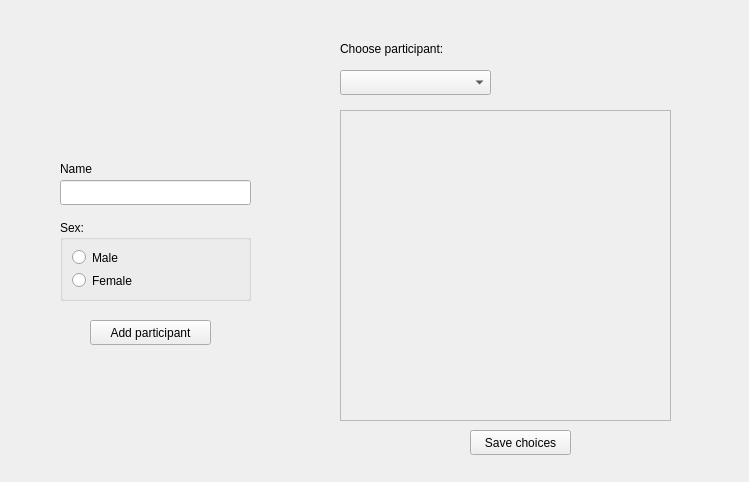
Old version of the form participants.ui in the repository Zasimovich5382/ETU-OOT-Sociometry.
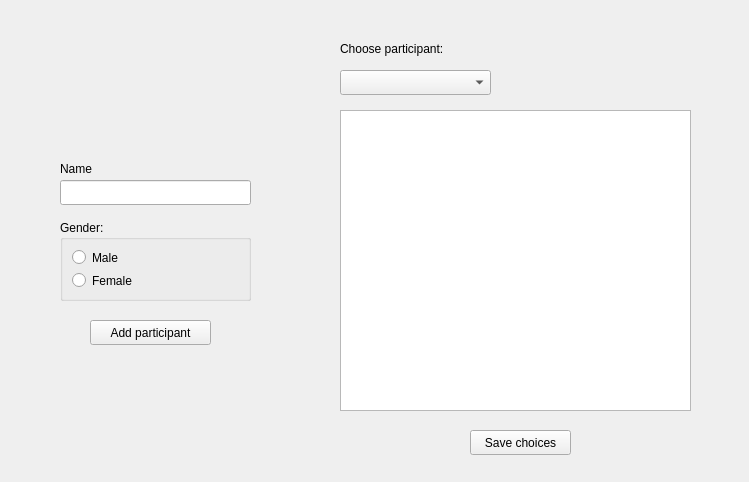
New version of the form.

Commit message: #25 add partial functionality for participant ui

The edit to the form file:
```diff
--- a/participants.ui
+++ b/participants.ui
@@ -55,29 +55,6 @@
     <string>Add participant</string>
    </property>
   </widget>
-  <widget class="QScrollArea" name="participantsList">
-   <property name="geometry">
-    <rect>
-     <x>340</x>
-     <y>110</y>
-     <width>331</width>
-     <height>311</height>
-    </rect>
-   </property>
-   <property name="widgetResizable">
-    <bool>true</bool>
-   </property>
-   <widget class="QWidget" name="scrollAreaWidgetContents">
-    <property name="geometry">
-     <rect>
-      <x>0</x>
-      <y>0</y>
-      <width>329</width>
-      <height>309</height>
-     </rect>
-    </property>
-   </widget>
-  </widget>
   <widget class="QComboBox" name="chooseParticipantBox">
    <property name="geometry">
     <rect>
@@ -124,7 +101,7 @@
     </rect>
    </property>
    <property name="title">
-    <string>Sex:</string>
+    <string>Gender:</string>
    </property>
    <layout class="QVBoxLayout" name="verticalLayout">
     <item>
@@ -143,6 +120,16 @@
     </item>
    </layout>
   </widget>
+  <widget class="QListWidget" name="participantsListWidget">
+   <property name="geometry">
+    <rect>
+     <x>340</x>
+     <y>110</y>
+     <width>351</width>
+     <height>301</height>
+    </rect>
+   </property>
+  </widget>
  </widget>
  <resources/>
  <connections/>
```
Left out of the diff: 6 changed lines with no effect on the pictures. The commit also changes 8 other files.
